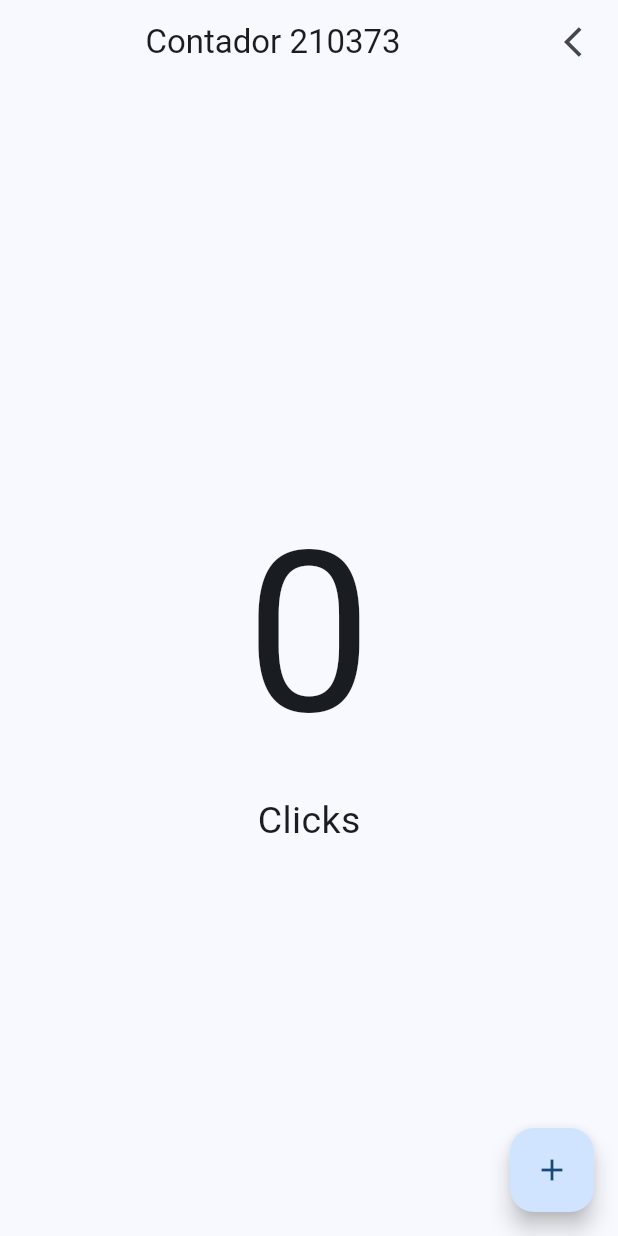
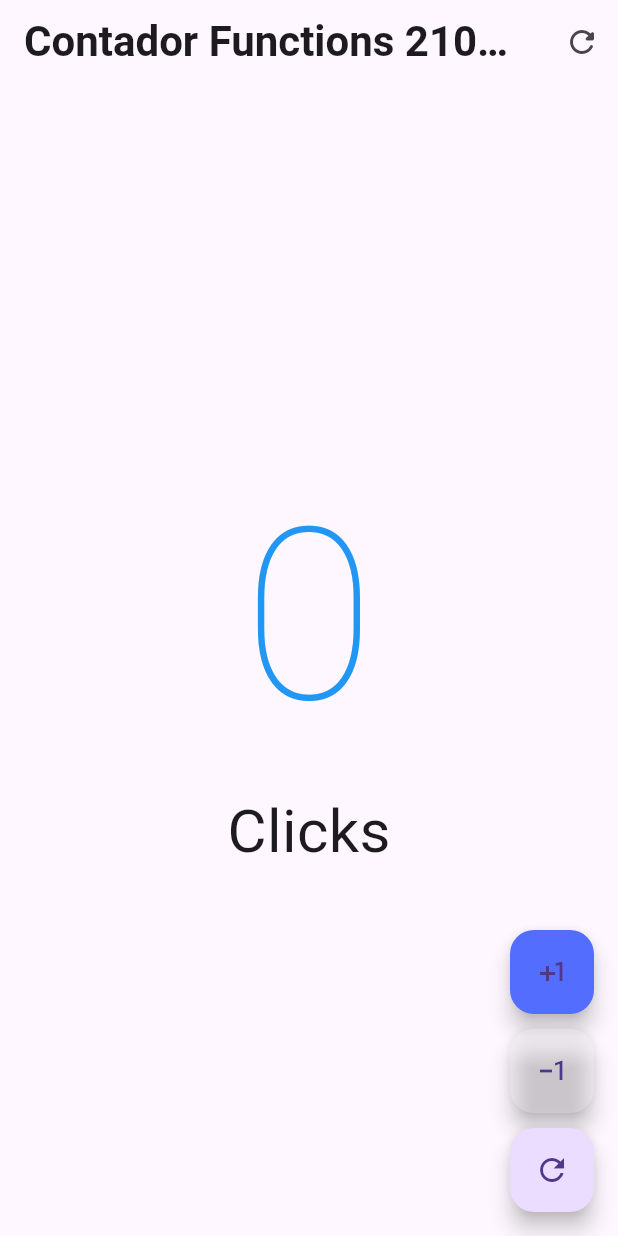
Before and after one commit to jjuancoo/DMI-10A-HelloWorld-Flutter, a Flutter app: the screen it shows after launch, on a phone screen of 412 x 824 dp. Run offline on Flutter 3.47's test engine with Material 3 defaults, Android fonts, the phone set to English and light mode, and no system bars; our stand-ins replace google_fonts.

Commit message:
Practica 21
Hello world app

```diff
--- a/helloworld_app_210373/lib/main.dart
+++ b/helloworld_app_210373/lib/main.dart
@@ -1,23 +1,21 @@
 import 'package:flutter/material.dart';
-import 'package:helloworld_app_210373/presentation/screens/counter_screen.dart';
+import 'package:helloworld_app_210373/presentation/screens/counter/counter_screen.dart';
+import 'package:google_fonts/google_fonts.dart';
+import 'package:helloworld_app_210373/presentation/screens/counter/counter_functions_screen.dart';
 
 void main() {
-  runApp(const MyApp());
+  runApp(MyApp());
 }
 
 class MyApp extends StatelessWidget {
-  const MyApp({super.key});
-
   @override
   Widget build(BuildContext context) {
-    return  MaterialApp(
-        //Quitar el modo de desarrollo
-        debugShowCheckedModeBanner: false,
-        theme: ThemeData (
-          colorSchemeSeed: Colors.blue
-        ),
-        home: (
-          CounterScreen()
-        ));
+    return MaterialApp(
+      debugShowCheckedModeBanner: false,
+      theme: ThemeData(
+        textTheme: GoogleFonts.amaticScTextTheme(),
+      ),
+      home: const CounterFunctionsScreen(),
+    );
   }
 }
--- /dev/null
+++ b/helloworld_app_210373/lib/presentation/screens/counter/counter_functions_screen.dart
@@ -0,0 +1,100 @@
+import 'package:flutter/material.dart';
+import 'package:google_fonts/google_fonts.dart'; // Importa el paquete Google Fonts
+
+class CounterFunctionsScreen extends StatefulWidget {
+  const CounterFunctionsScreen({super.key});
+
+  @override
+  State<CounterFunctionsScreen> createState() => _CounterFunctionsScreenState();
+}
+
+class _CounterFunctionsScreenState extends State<CounterFunctionsScreen> {
+  int clickCounter = 0;
+
+  // Método para obtener el color del texto según el valor del contador
+  Color _getCounterColor() {
+    if (clickCounter == 0) return Colors.blue;
+    if (clickCounter > 0) return Colors.indigoAccent;
+    if (clickCounter < 0) return Colors.black87;
+    return Colors.black;
+  }
+
+  @override
+  Widget build(BuildContext context) {
+    return Scaffold(
+      appBar: AppBar(
+        title: Text(
+          'Contador Functions 210373',
+          style: GoogleFonts.roboto(
+            fontSize: 28,
+            fontWeight: FontWeight.bold,
+          ),
+        ),
+        actions: [
+          IconButton(
+            icon: const Icon(Icons.refresh_rounded),
+            onPressed: () {
+              setState(() {
+                clickCounter = 0;
+              });
+            },
+          ),
+        ],
+      ),
+      body: Center(
+        child: Column(
+          mainAxisAlignment: MainAxisAlignment.center,
+          children: [
+            Text(
+              '$clickCounter', // Muestra el contador
+              style: GoogleFonts.roboto( // Aplica la fuente Robot
+                fontSize: 160,
+                fontWeight: FontWeight.w200,
+                color: _getCounterColor(),
+              ),
+            ),
+            Text(
+              clickCounter.abs() == 1 ? 'Click' : 'Clicks',
+              style: GoogleFonts.roboto( // Aplica la fuente Roboto
+                fontSize: 40,
+              ),
+            ),
+          ],
+        ),
+      ),
+      floatingActionButton: Column(
+        mainAxisAlignment: MainAxisAlignment.end,
+        children: [
+          FloatingActionButton(
+            onPressed: () {
+              setState(() {
+                clickCounter++; // Incrementa el contador
+              });
+            },
+            backgroundColor: Colors.indigoAccent, // Botón +1 en verde
+            child: const Icon(Icons.plus_one),
+          ),
+          const SizedBox(height: 10),
+          FloatingActionButton(
+            onPressed: () {
+              setState(() {
+                clickCounter--; // Decrementa el contador
+              });
+            },
+            backgroundColor: Colors.white24, // Botón -1 en rojo
+            child: const Icon(Icons.exposure_minus_1_outlined),
+          ),
+          const SizedBox(height: 10),
+          FloatingActionButton(
+            onPressed: () {
+              setState(() {
+                clickCounter = 0; // Resetea el contador
+              });
+            },
+            child: const Icon(Icons.refresh),
+          ),
+        ],
+      ),
+    );
+  }
+}
--- a/helloworld_app_210373/lib/presentation/screens/counter_screen.dart
+++ /dev/null
@@ -1,57 +0,0 @@
-import 'package:flutter/material.dart';
-
-class CounterScreen extends StatefulWidget {
-  const CounterScreen({super.key});
-
-  @override
-  State<CounterScreen> createState() => _CounterScreenState();
-}
-
-int clickCounter = 0;
-
-//TODO: crear una variable para el contador y un botón para reiniciar el contador
-//TODO: Tarea quitar la s cuando un clik y cuando sea más
-
-class _CounterScreenState extends State<CounterScreen> {
-  @override
-  Widget build(BuildContext context) {
-    return Scaffold(
-      appBar: AppBar(
-        //Cuando añadimos un center, necesitamos añadir el hijo: child o children
-        title: const Center(child: Text('Contador 210373')),
-        actions: [
-          IconButton(
-            onPressed: () {
-              // Handle reset button press
-            },
-            icon: const Icon(Icons.arrow_back_ios),
-          ),
-        ],
-      ),
-      body: Center(
-        child: Column(
-          mainAxisAlignment: MainAxisAlignment.center,
-          children: [
-            Text(
-              '$clickCounter',
-              style:
-                  const TextStyle(fontSize: 150, fontWeight: FontWeight.w400),
-            ),
-            Text(
-              clickCounter == 1 ? 'Clik' : 'Clicks',
-              style: const TextStyle(fontSize: 25, fontWeight: FontWeight.w400),
-            )
-          ],
-        ),
-      ),
-      floatingActionButton: FloatingActionButton(
-        onPressed: () {
-          setState(() {
-            clickCounter++;
-          });
-        },
-        child: const Icon(Icons.add),
-      ),
-    );
-  }
-}
--- a/helloworld_app_210373/pubspec.yaml
+++ b/helloworld_app_210373/pubspec.yaml
@@ -30,6 +30,7 @@
 dependencies:
   flutter:
     sdk: flutter
+  google_fonts: ^6.2.1
 
 
   # The following adds the Cupertino Icons font to your application.
```
Also changed, not shown: helloworld_app_210373/lib/presentation/screens/counter/counter_screen.dart (added, +46 -0 lines), helloworld_app_210373/pubspec.lock, 1 other file.
